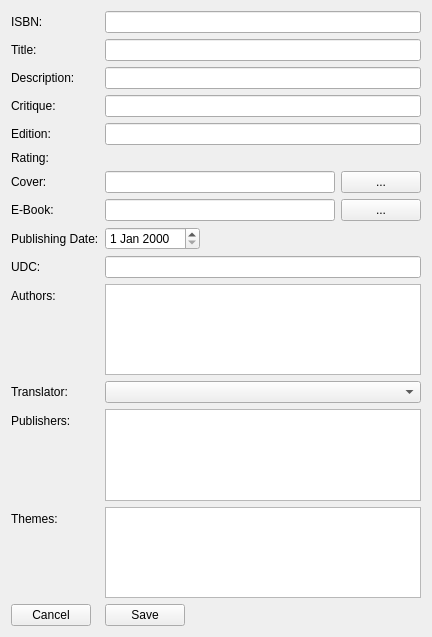
The window that src/gui/UI/BookForm.ui (jgastal/plivros) describes before a commit, drawn with Qt 5.
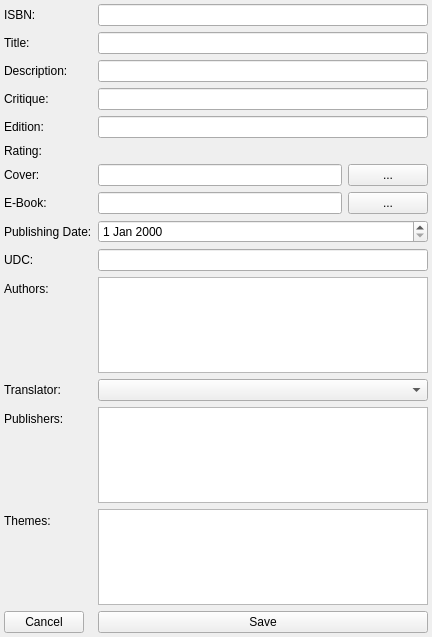
The same window after the commit. Custom widgets are drawn as their Qt base class.

Commit message: Added scroll area to book form. The form was too big and desired minimum main window size didn't comport it.

The edit to the form file:
```diff
--- a/src/gui/UI/BookForm.ui
+++ b/src/gui/UI/BookForm.ui
@@ -13,9 +13,33 @@
   <property name="windowTitle">
    <string>Book Form</string>
   </property>
+  <layout class="QGridLayout" name="gridLayout">
+   <property name="margin">
+    <number>4</number>
+   </property>
+   <item row="0" column="0">
+    <widget class="QScrollArea" name="scrollArea">
+     <property name="frameShape">
+      <enum>QFrame::NoFrame</enum>
+     </property>
+     <property name="frameShadow">
+      <enum>QFrame::Plain</enum>
+     </property>
+     <property name="widgetResizable">
+      <bool>true</bool>
+     </property>
+     <widget class="QWidget" name="scrollAreaWidgetContents">
+      <property name="geometry">
+       <rect>
+        <x>0</x>
+        <y>0</y>
+        <width>424</width>
+        <height>629</height>
+       </rect>
+      </property>
   <layout class="QFormLayout" name="formLayout">
-   <property name="fieldGrowthPolicy">
-    <enum>QFormLayout::ExpandingFieldsGrow</enum>
+       <property name="margin">
+        <number>0</number>
    </property>
    <item row="0" column="0">
     <widget class="QLabel" name="isbnLabel">
@@ -126,104 +150,101 @@
      </layout>
     </widget>
    </item>
-   <item row="9" column="0">
+       <item row="8" column="0">
     <widget class="QLabel" name="pubDateLabel">
      <property name="text">
       <string>Publishing Date:</string>
      </property>
     </widget>
    </item>
-   <item row="9" column="1">
+       <item row="8" column="1">
     <widget class="QDateEdit" name="pubDateEdit"/>
    </item>
-   <item row="10" column="0">
+       <item row="9" column="0">
     <widget class="QLabel" name="udcLabel">
      <property name="text">
       <string>UDC:</string>
      </property>
     </widget>
    </item>
-   <item row="10" column="1">
+       <item row="9" column="1">
     <widget class="QLineEdit" name="udcLineEdit"/>
    </item>
-   <item row="11" column="0">
+       <item row="10" column="0">
     <widget class="QLabel" name="authorsLabel">
      <property name="text">
       <string>Authors:</string>
      </property>
     </widget>
    </item>
-   <item row="11" column="1">
+       <item row="10" column="1">
     <widget class="QListWidget" name="authorsListWidget">
      <property name="selectionMode">
       <enum>QAbstractItemView::ExtendedSelection</enum>
      </property>
     </widget>
    </item>
-   <item row="12" column="0">
+       <item row="11" column="0">
     <widget class="QLabel" name="translatorLabel">
      <property name="text">
       <string>Translator:</string>
      </property>
     </widget>
    </item>
-   <item row="13" column="0">
+       <item row="11" column="1">
+        <widget class="QComboBox" name="translatorComboBox">
+         <property name="sizePolicy">
+          <sizepolicy hsizetype="Expanding" vsizetype="Fixed">
+           <horstretch>0</horstretch>
+           <verstretch>0</verstretch>
+          </sizepolicy>
+         </property>
+        </widget>
+       </item>
+       <item row="12" column="0">
     <widget class="QLabel" name="publishersLabel">
      <property name="text">
       <string>Publishers:</string>
      </property>
     </widget>
    </item>
-   <item row="13" column="1">
+       <item row="12" column="1">
     <widget class="QListWidget" name="publishersListWidget">
      <property name="selectionMode">
       <enum>QAbstractItemView::ExtendedSelection</enum>
      </property>
     </widget>
    </item>
-   <item row="14" column="0">
+       <item row="13" column="0">
     <widget class="QLabel" name="themesLabel">
      <property name="text">
       <string>Themes:</string>
      </property>
     </widget>
    </item>
-   <item row="14" column="1">
+       <item row="13" column="1">
     <widget class="QListWidget" name="themesListWidget">
      <property name="selectionMode">
       <enum>QAbstractItemView::ExtendedSelection</enum>
      </property>
     </widget>
    </item>
-   <item row="15" column="0">
+       <item row="14" column="0">
     <widget class="QPushButton" name="cancelPushButton">
      <property name="text">
       <string>Cancel</string>
      </property>
     </widget>
    </item>
-   <item row="15" column="1">
+       <item row="14" column="1">
     <widget class="QPushButton" name="savePushButton">
      <property name="text">
       <string>Save</string>
      </property>
     </widget>
    </item>
-   <item row="5" column="1">
-    <widget class="RatingWidget" name="ratingWidget">
-     <property name="max">
-      <number>10</number>
-     </property>
-    </widget>
-   </item>
-   <item row="12" column="1">
-    <widget class="QComboBox" name="translatorComboBox">
-     <property name="sizePolicy">
-      <sizepolicy hsizetype="Expanding" vsizetype="Fixed">
-       <horstretch>0</horstretch>
-       <verstretch>0</verstretch>
-      </sizepolicy>
-     </property>
+      </layout>
+     </widget>
     </widget>
    </item>
   </layout>
```
Left out of the diff: 19 changed lines with no effect on the pictures. Lines whose indentation alone changed are shown as unchanged. The commit also changes 1 other file.
